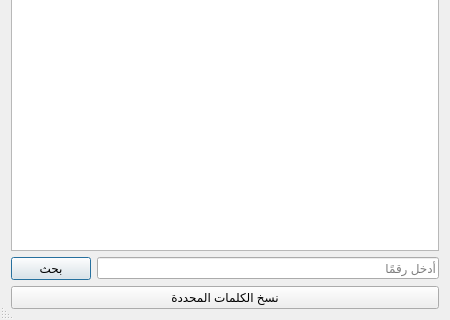
First picture: the form in designer/dialog.ui, repository abdnh/armajor, before the edit; both pictures show x 0 to 450 and y 208 to 528 of the 450 by 528 pixel window.
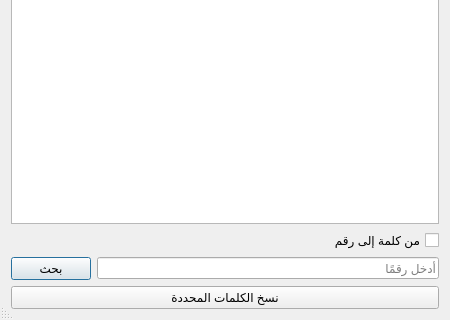
Second picture: the form after the edit.

Commit message:
Add option to get the numerical value of a word
and some minor improvements

The edit to the form file:
```diff
--- a/designer/dialog.ui
+++ b/designer/dialog.ui
@@ -32,6 +32,13 @@
        </property>
       </widget>
      </item>
+     <item>
+      <widget class="QCheckBox" name="wordToNum">
+       <property name="text">
+        <string>من كلمة إلى رقم</string>
+       </property>
+      </widget>
+     </item>
      <item>
       <layout class="QHBoxLayout" name="horizontalLayout">
        <item>
```
The commit also changes 5 other files.
